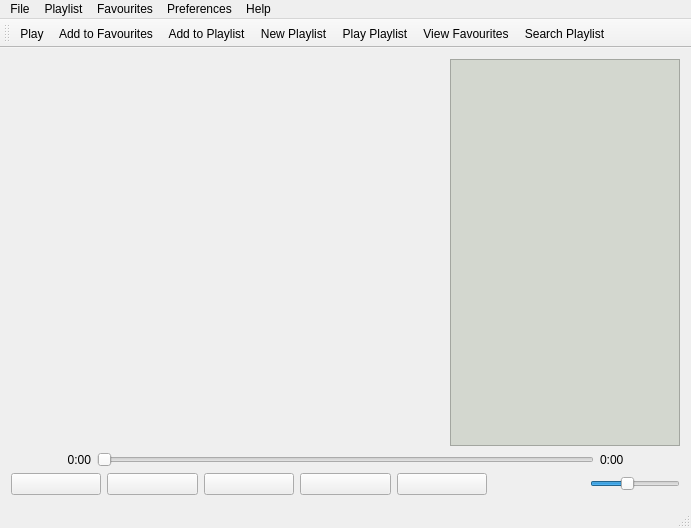
Above: src/ui/mainwindow.ui from Shehyaaz/Jive-music-player before the change. Below: the same form after it.
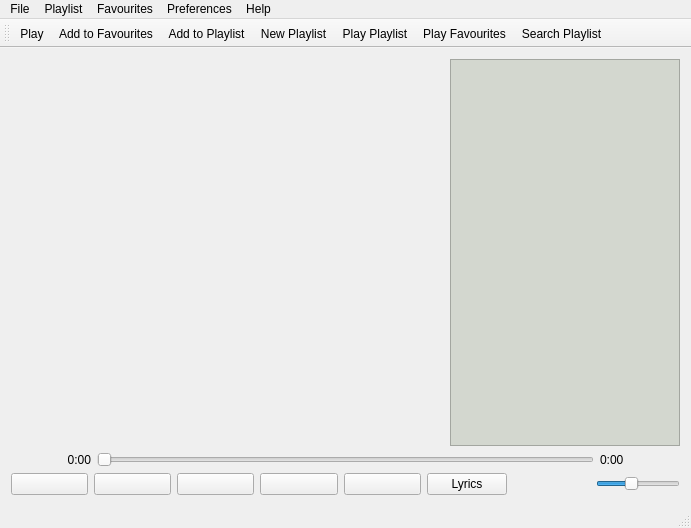
That is the form after the change. Icons and pictures are not drawn.

The edit to the form file:
```diff
--- a/src/ui/mainwindow.ui
+++ b/src/ui/mainwindow.ui
@@ -184,7 +184,14 @@
         </property>
         <property name="icon">
          <iconset>
-          <normaloff>../../resources/images/loop.png</normaloff>../../resources/images/loop.png</iconset>
+          <normaloff>../../resources/images/about.png</normaloff>../../resources/images/about.png</iconset>
+        </property>
+       </widget>
+      </item>
+      <item>
+       <widget class="QPushButton" name="pushButton">
+        <property name="text">
+         <string>Lyrics</string>
         </property>
        </widget>
       </item>
@@ -417,7 +424,7 @@
      <normaloff>../../resources/images/fav.png</normaloff>../../resources/images/fav.png</iconset>
    </property>
    <property name="text">
-    <string>View Favourites</string>
+    <string>Play Favourites</string>
    </property>
   </action>
   <action name="search_playlist">
```
Left out of the diff: 27 changed lines with no effect on the pictures.
